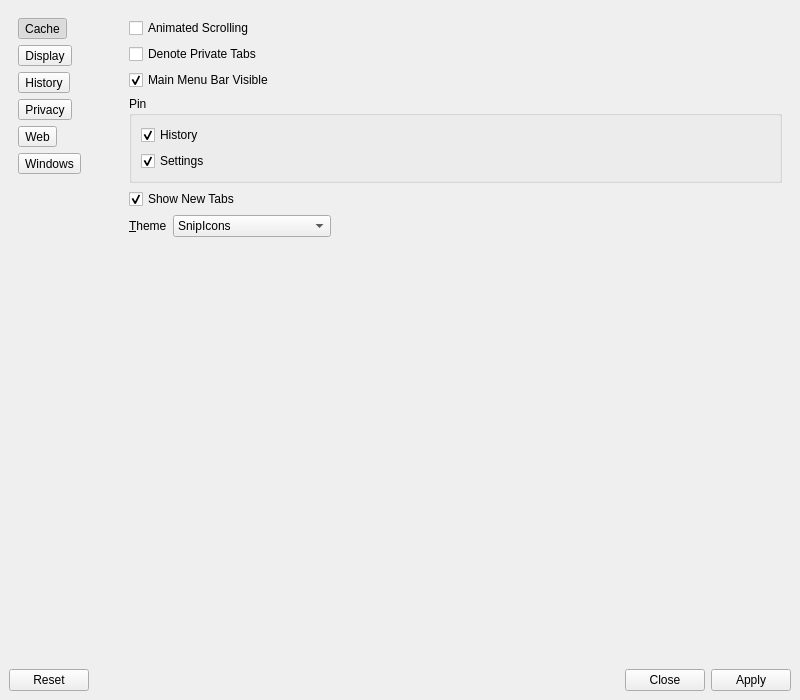
Above: 2.x/UI/dooble_settings.ui from textbrowser/dooble before the change. Below: the same form after it.
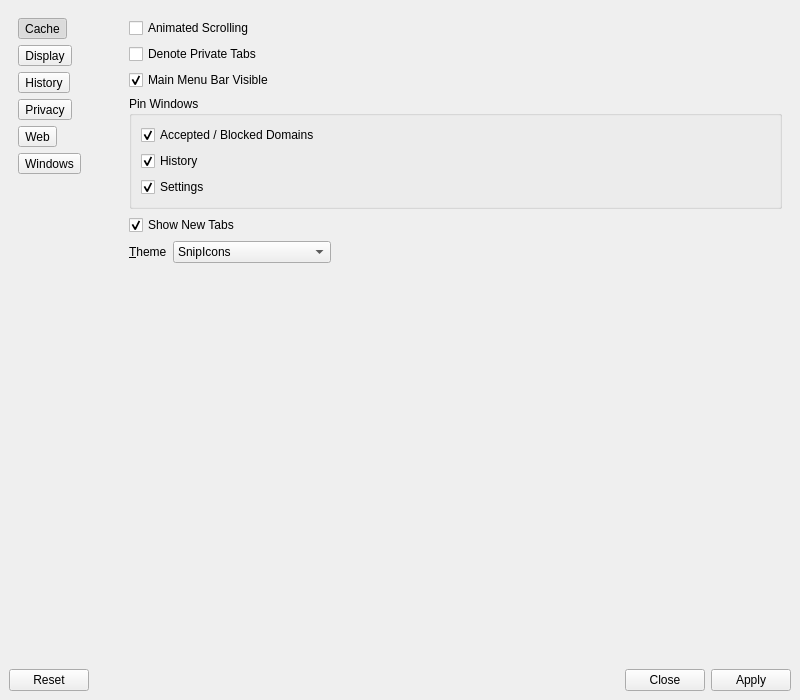
That is the form after the change. The open tabs and pages were chosen to show the change. Icons and pictures are not drawn.

Commit message: Pin Accepted / Blocked window.

The edit to the form file:
```diff
--- a/2.x/UI/dooble_settings.ui
+++ b/2.x/UI/dooble_settings.ui
@@ -336,9 +336,19 @@
              <string>&lt;html&gt;&lt;head/&gt;&lt;body&gt;&lt;p&gt;Support windows will be transformed into tabs. Modified settings will not be immediately applied.&lt;/p&gt;&lt;/body&gt;&lt;/html&gt;</string>
             </property>
             <property name="title">
-             <string>Pin</string>
+             <string>Pin Windows</string>
             </property>
             <layout class="QVBoxLayout" name="verticalLayout_13">
+             <item>
+              <widget class="QCheckBox" name="pin_accepted_or_blocked_domains">
+               <property name="text">
+                <string>Accepted / Blocked Domains</string>
+               </property>
+               <property name="checked">
+                <bool>true</bool>
+               </property>
+              </widget>
+             </item>
              <item>
               <widget class="QCheckBox" name="pin_history">
                <property name="text">
```
Left out of the diff: 3 changed lines with no effect on the pictures. The commit also changes 7 other files.
